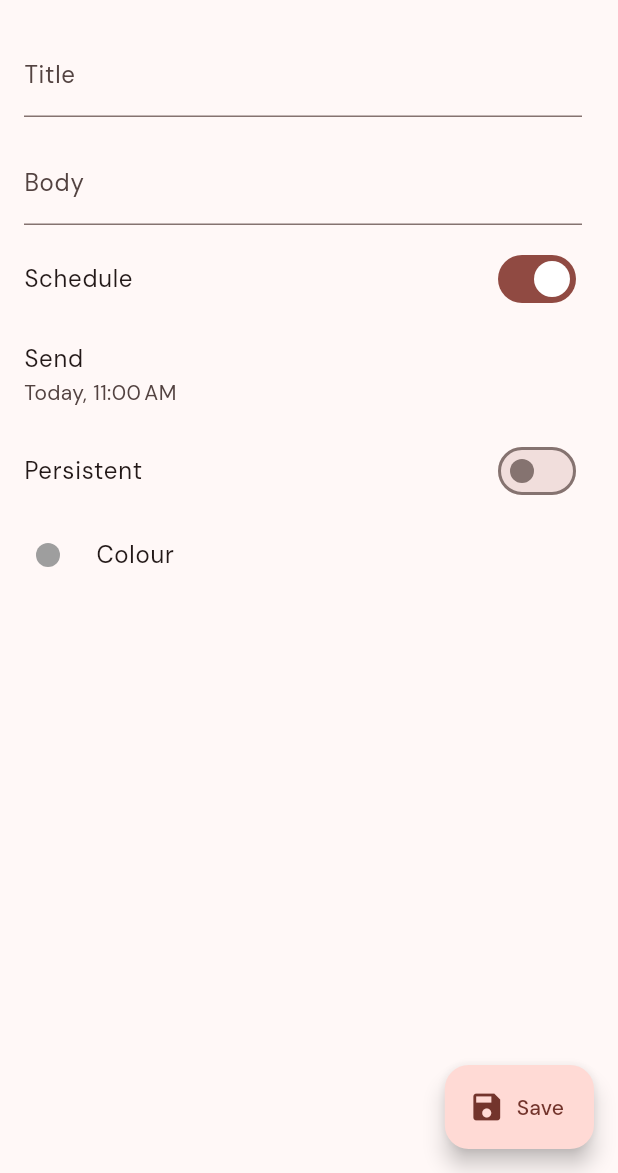
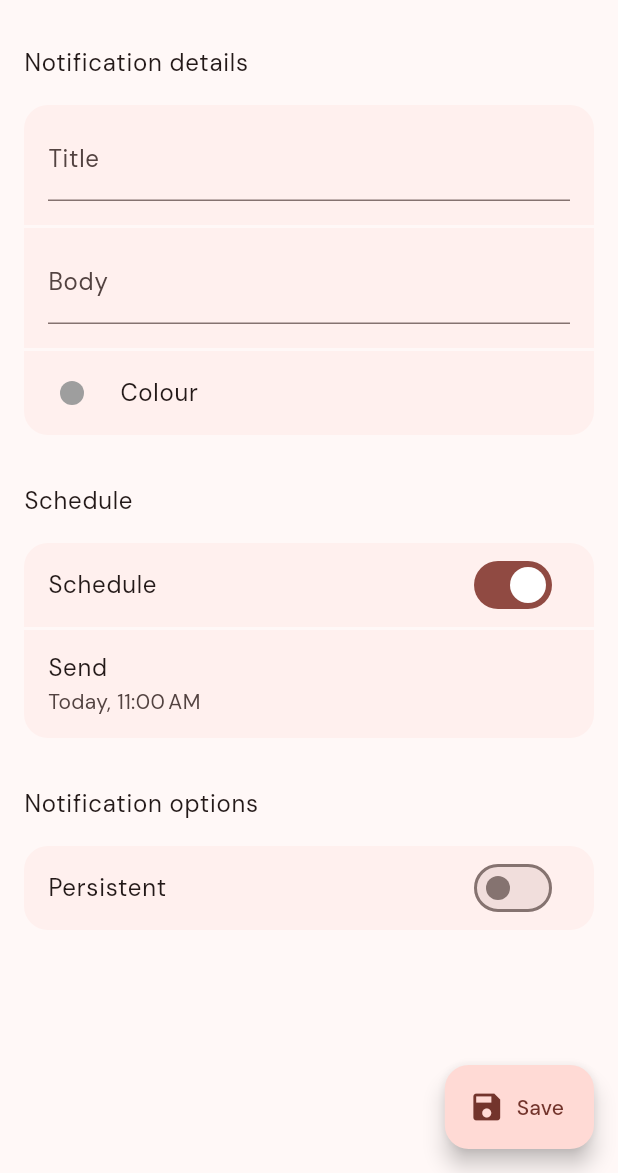
Before and after one commit to tomc128/noterly, a Flutter app: the EditNotificationPage screen opened directly with empty values, on a phone screen of 412 x 824 dp, the part 63-1236 px from its top. Run offline on Flutter 3.47's test engine with Material 2 defaults, Android fonts, the phone set to English and light mode, and no system bars; drawn by our look-alikes of dynamic_color; our stand-ins replace flutter_local_notifications, google_fonts, jiffy, timezone.

Commit message:
Implement card design in edit page

```diff
--- a/noti_buddy/lib/pages/edit_notification_page.dart
+++ b/noti_buddy/lib/pages/edit_notification_page.dart
@@ -80,7 +80,10 @@ class _EditNotificationPageState extends State<EditNotificationPage> {
       body: Form(
         key: _formKey,
         child: ListView(
+          padding: const EdgeInsets.only(bottom: 128),
           children: [
+            _getHeader('Notification details'),
+            _getCard([
               ListTile(
                 title: TextFormField(
                   controller: _titleController,
@@ -89,6 +92,7 @@ class _EditNotificationPageState extends State<EditNotificationPage> {
                   ),
                   validator: (value) => value!.isEmpty ? 'Please enter a title' : null,
                 ),
+                contentPadding: const EdgeInsets.fromLTRB(16, 0, 16, 8),
               ),
               ListTile(
                 title: TextFormField(
@@ -97,7 +101,25 @@ class _EditNotificationPageState extends State<EditNotificationPage> {
                     labelText: 'Body',
                   ),
                 ),
+                contentPadding: const EdgeInsets.fromLTRB(16, 0, 16, 8),
               ),
+              ListTile(
+                title: const Text('Colour'),
+                leading: ItemListDecoration(colour: _item.colour),
+                onTap: () {
+                  showColourPicker(context: context, initialColour: _item.colour).then((value) {
+                    if (value != null) {
+                      setState(() {
+                        _item.colour = value;
+                      });
+                    }
+                  });
+                },
+              ),
+            ]),
+            _getSpacer(),
+            _getHeader('Schedule'),
+            _getCard([
               SwitchListTile(
                 value: _isScheduled,
                 title: const Text('Schedule'),
@@ -128,6 +150,10 @@ class _EditNotificationPageState extends State<EditNotificationPage> {
                     });
                   },
                 ),
+            ]),
+            _getSpacer(),
+            _getHeader('Notification options'),
+            _getCard([
               SwitchListTile(
                 value: _item.persistent,
                 title: const Text('Persistent'),
@@ -137,19 +163,7 @@ class _EditNotificationPageState extends State<EditNotificationPage> {
                   });
                 },
               ),
-            ListTile(
-              title: const Text('Colour'),
-              leading: ItemListDecoration(colour: _item.colour),
-              onTap: () {
-                showColourPicker(context: context, initialColour: _item.colour).then((value) {
-                  if (value != null) {
-                    setState(() {
-                      _item.colour = value;
-                    });
-                  }
-                });
-              },
-            ),
+            ]),
           ],
         ),
       ),
@@ -173,4 +187,26 @@ class _EditNotificationPageState extends State<EditNotificationPage> {
       ),
     );
   }
+
+  Widget _getCard(List<Widget> children) => Card(
+        clipBehavior: Clip.antiAlias,
+        margin: const EdgeInsets.symmetric(horizontal: 16.0, vertical: 0.0),
+        shape: RoundedRectangleBorder(
+          borderRadius: BorderRadius.circular(16.0),
+        ),
+        shadowColor: Colors.transparent,
+        child: Column(
+          children: children.expand((child) => [child, _getDivider()]).take(children.length * 2 - 1).toList(),
+        ),
+      );
+
+  Widget _getHeader(String title) => ListTile(title: Text(title));
+
+  Widget _getSpacer() => const SizedBox(height: 16);
+
+  Widget _getDivider() => Divider(
+        thickness: 2,
+        height: 2,
+        color: Theme.of(context).colorScheme.background,
+      );
 }
```
Lines whose indentation alone changed are shown as unchanged.
